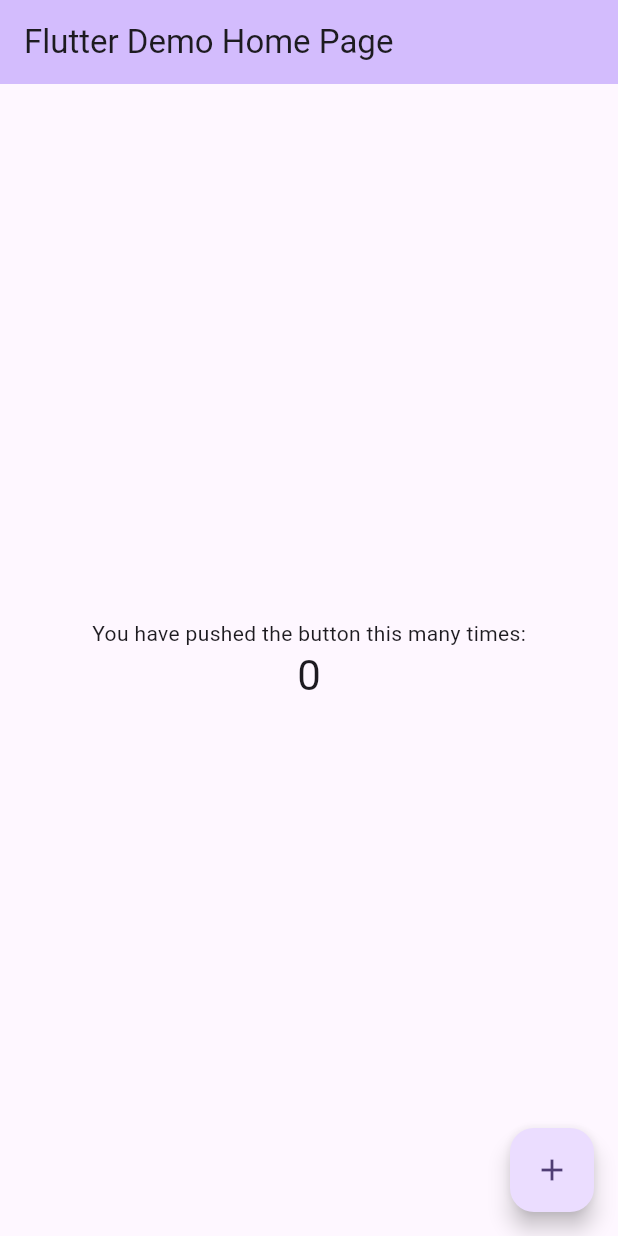
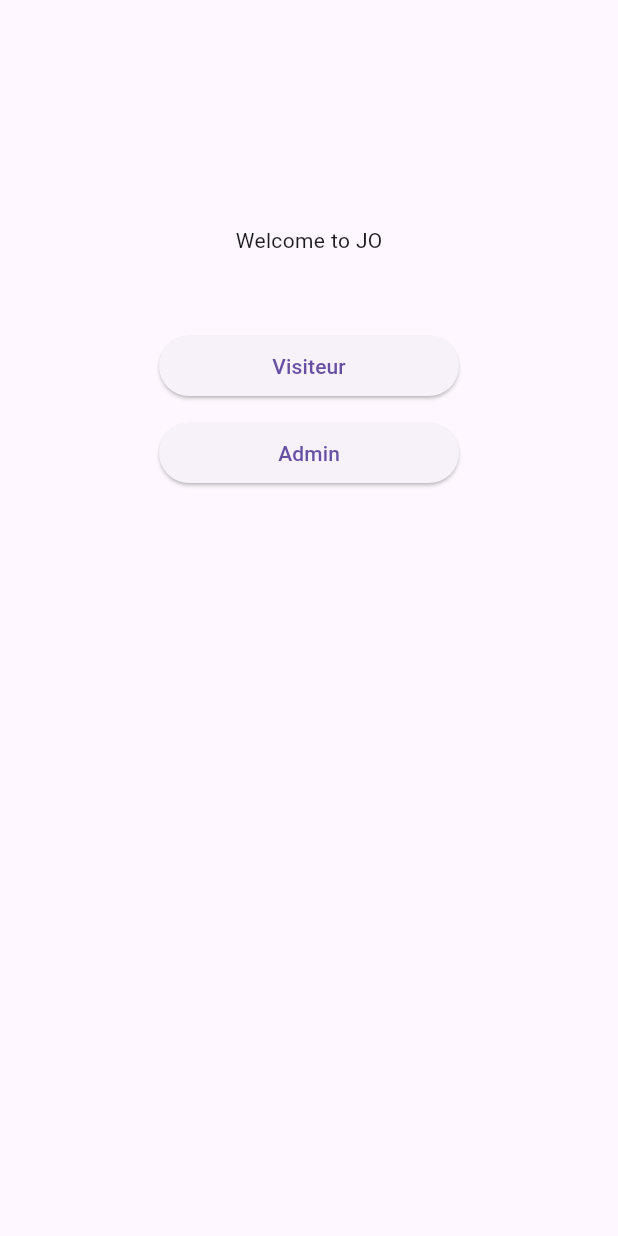
Before and after one commit to GitGud31/Projet-JO, a Flutter app: the screen it shows after launch, on a phone screen of 412 x 824 dp. Run offline on Flutter 3.47's test engine with Material 3 defaults, Android fonts, the phone set to English and light mode, and no system bars; our stand-ins replace auto_route, flutter_riverpod, gap.

Commit message:
added landing screen

```diff
--- a/front/lib/main.dart
+++ b/front/lib/main.dart
@@ -1,125 +1,9 @@
 import 'package:flutter/material.dart';
+import 'package:flutter_riverpod/flutter_riverpod.dart';
+import 'package:front/root.dart';
 
 void main() {
-  runApp(const MyApp());
+  runApp(
+    const ProviderScope(child: Root()),
+  );
 }
-
-class MyApp extends StatelessWidget {
-  const MyApp({super.key});
-
-  // This widget is the root of your application.
-  @override
-  Widget build(BuildContext context) {
-    return MaterialApp(
-      title: 'Flutter Demo',
-      theme: ThemeData(
-        // This is the theme of your application.
-        //
-        // TRY THIS: Try running your application with "flutter run". You'll see
-        // the application has a purple toolbar. Then, without quitting the app,
-        // try changing the seedColor in the colorScheme below to Colors.green
-        // and then invoke "hot reload" (save your changes or press the "hot
-        // reload" button in a Flutter-supported IDE, or press "r" if you used
-        // the command line to start the app).
-        //
-        // Notice that the counter didn't reset back to zero; the application
-        // state is not lost during the reload. To reset the state, use hot
-        // restart instead.
-        //
-        // This works for code too, not just values: Most code changes can be
-        // tested with just a hot reload.
-        colorScheme: ColorScheme.fromSeed(seedColor: Colors.deepPurple),
-        useMaterial3: true,
-      ),
-      home: const MyHomePage(title: 'Flutter Demo Home Page'),
-    );
-  }
-}
-
-class MyHomePage extends StatefulWidget {
-  const MyHomePage({super.key, required this.title});
-
-  // This widget is the home page of your application. It is stateful, meaning
-  // that it has a State object (defined below) that contains fields that affect
-  // how it looks.
-
-  // This class is the configuration for the state. It holds the values (in this
-  // case the title) provided by the parent (in this case the App widget) and
-  // used by the build method of the State. Fields in a Widget subclass are
-  // always marked "final".
-
-  final String title;
-
-  @override
-  State<MyHomePage> createState() => _MyHomePageState();
-}
-
-class _MyHomePageState extends State<MyHomePage> {
-  int _counter = 0;
-
-  void _incrementCounter() {
-    setState(() {
-      // This call to setState tells the Flutter framework that something has
-      // changed in this State, which causes it to rerun the build method below
-      // so that the display can reflect the updated values. If we changed
-      // _counter without calling setState(), then the build method would not be
-      // called again, and so nothing would appear to happen.
-      _counter++;
-    });
-  }
-
-  @override
-  Widget build(BuildContext context) {
-    // This method is rerun every time setState is called, for instance as done
-    // by the _incrementCounter method above.
-    //
-    // The Flutter framework has been optimized to make rerunning build methods
-    // fast, so that you can just rebuild anything that needs updating rather
-    // than having to individually change instances of widgets.
-    return Scaffold(
-      appBar: AppBar(
-        // TRY THIS: Try changing the color here to a specific color (to
-        // Colors.amber, perhaps?) and trigger a hot reload to see the AppBar
-        // change color while the other colors stay the same.
-        backgroundColor: Theme.of(context).colorScheme.inversePrimary,
-        // Here we take the value from the MyHomePage object that was created by
-        // the App.build method, and use it to set our appbar title.
-        title: Text(widget.title),
-      ),
-      body: Center(
-        // Center is a layout widget. It takes a single child and positions it
-        // in the middle of the parent.
-        child: Column(
-          // Column is also a layout widget. It takes a list of children and
-          // arranges them vertically. By default, it sizes itself to fit its
-          // children horizontally, and tries to be as tall as its parent.
-          //
-          // Column has various properties to control how it sizes itself and
-          // how it positions its children. Here we use mainAxisAlignment to
-          // center the children vertically; the main axis here is the vertical
-          // axis because Columns are vertical (the cross axis would be
-          // horizontal).
-          //
-          // TRY THIS: Invoke "debug painting" (choose the "Toggle Debug Paint"
-          // action in the IDE, or press "p" in the console), to see the
-          // wireframe for each widget.
-          mainAxisAlignment: MainAxisAlignment.center,
-          children: <Widget>[
-            const Text(
-              'You have pushed the button this many times:',
-            ),
-            Text(
-              '$_counter',
-              style: Theme.of(context).textTheme.headlineMedium,
-            ),
-          ],
-        ),
-      ),
-      floatingActionButton: FloatingActionButton(
-        onPressed: _incrementCounter,
-        tooltip: 'Increment',
-        child: const Icon(Icons.add),
-      ), // This trailing comma makes auto-formatting nicer for build methods.
-    );
-  }
-}
--- /dev/null
+++ b/front/lib/root.dart
@@ -0,0 +1,21 @@
+import "package:flutter/material.dart";
+import "package:flutter_riverpod/flutter_riverpod.dart";
+import "package:front/routing/app_router.dart";
+
+class Root extends ConsumerStatefulWidget {
+  const Root({super.key});
+
+  @override
+  ConsumerState<ConsumerStatefulWidget> createState() => _RootState();
+}
+
+class _RootState extends ConsumerState<Root> {
+  @override
+  Widget build(BuildContext context) {
+    final appRouter = ref.watch(appRouterP);
+
+    return MaterialApp.router(
+      routerConfig: appRouter.config(),
+    );
+  }
+}
--- /dev/null
+++ b/front/lib/routing/app_router.dart
@@ -0,0 +1,21 @@
+import 'package:auto_route/auto_route.dart';
+import 'package:flutter_riverpod/flutter_riverpod.dart';
+import 'package:front/routing/routes.dart';
+import 'package:front/screens/landing_screen.dart';
+
+part "app_router.gr.dart";
+
+final appRouterP = Provider<AppRouter>((_) => AppRouter());
+
+@AutoRouterConfig()
+class AppRouter extends _$AppRouter {
+  @override
+  List<AutoRoute> get routes => [
+        //home
+        AutoRoute(
+          initial: true,
+          path: Routes.landing,
+          page: LandingRoute.page,
+        ),
+      ];
+}
--- /dev/null
+++ b/front/lib/routing/routes.dart
@@ -0,0 +1,3 @@
+class Routes {
+  static const landing = "/";
+}
--- /dev/null
+++ b/front/lib/screens/landing_screen.dart
@@ -0,0 +1,44 @@
+import 'package:auto_route/auto_route.dart';
+import 'package:flutter/material.dart';
+import 'package:flutter_riverpod/flutter_riverpod.dart';
+import 'package:gap/gap.dart';
+
+@RoutePage()
+class LandingScreen extends ConsumerStatefulWidget {
+  const LandingScreen({super.key});
+
+  @override
+  ConsumerState<ConsumerStatefulWidget> createState() => _LandingScreenState();
+}
+
+class _LandingScreenState extends ConsumerState<LandingScreen> {
+  @override
+  Widget build(BuildContext context) {
+    return Scaffold(
+      body: Center(
+        child: Column(
+          children: [
+            const Gap(150),
+            const Text("Welcome to JO"),
+            const Gap(50),
+            SizedBox(
+              width: 200,
+              child: ElevatedButton(
+                child: const Text("Visiteur"),
+                onPressed: () {},
+              ),
+            ),
+            const Gap(10),
+            SizedBox(
+              width: 200,
+              child: ElevatedButton(
+                child: const Text("Admin"),
+                onPressed: () {},
+              ),
+            ),
+          ],
+        ),
+      ),
+    );
+  }
+}
```
Also changed, not shown: front/pubspec.yaml (+6 -71 lines), front/lib/routing/app_router.gr.dart (added), front/pubspec.lock.
